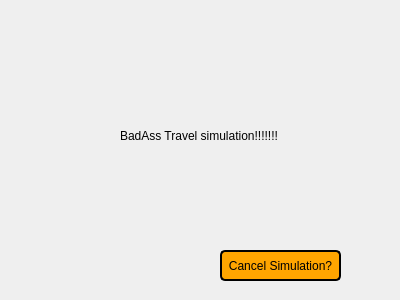
brivero0/TeamMagmar, file EuropeanVacation/ttravelsimulation.ui: the form before one commit.
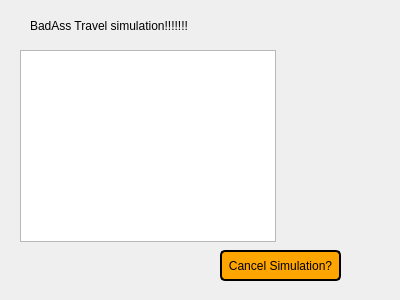
The form after the commit.

Commit message:
my updates to tconfirmcustom and ttravelsimulation
work in progress

```diff
--- a/EuropeanVacation/ttravelsimulation.ui
+++ b/EuropeanVacation/ttravelsimulation.ui
@@ -16,8 +16,8 @@
   <widget class="QLabel" name="label">
    <property name="geometry">
     <rect>
-     <x>120</x>
-     <y>110</y>
+     <x>30</x>
+     <y>0</y>
      <width>161</width>
      <height>51</height>
     </rect>
@@ -46,6 +46,16 @@
     <string>Cancel Simulation?</string>
    </property>
   </widget>
+  <widget class="QListWidget" name="testListWidget">
+   <property name="geometry">
+    <rect>
+     <x>20</x>
+     <y>50</y>
+     <width>256</width>
+     <height>192</height>
+    </rect>
+   </property>
+  </widget>
  </widget>
  <resources/>
  <connections/>
```
The commit also changes 5 other files.
